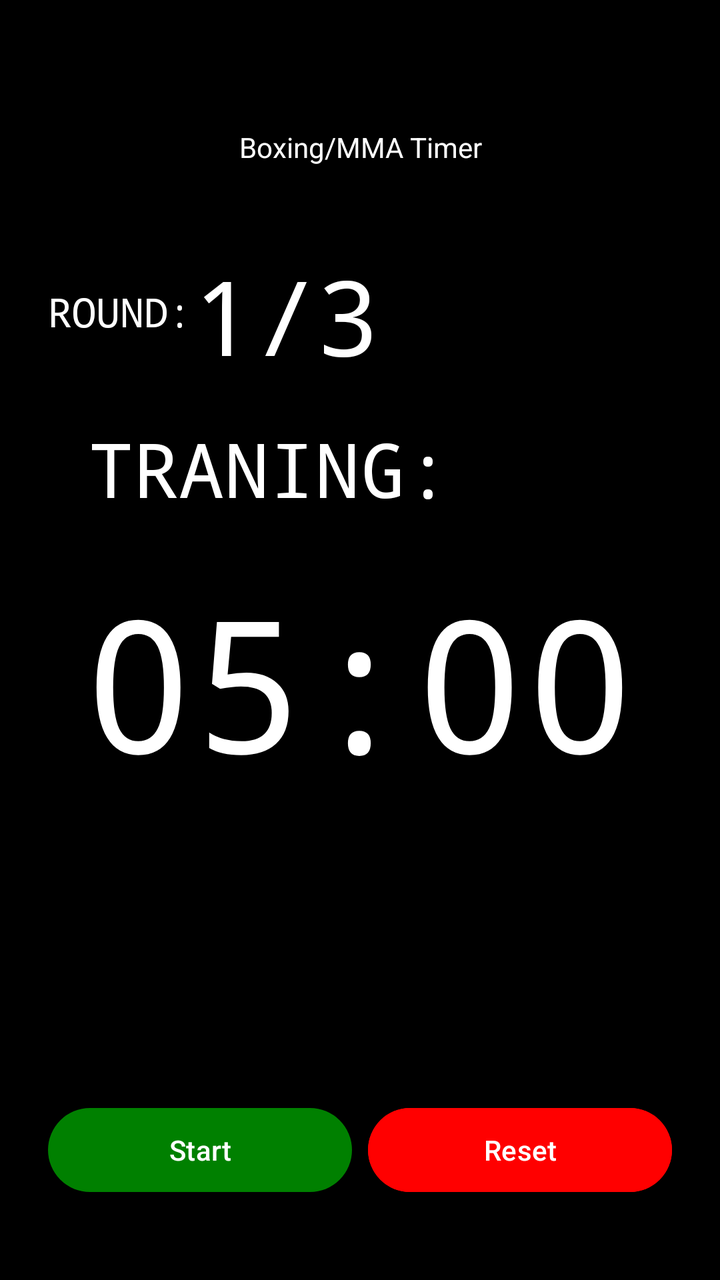
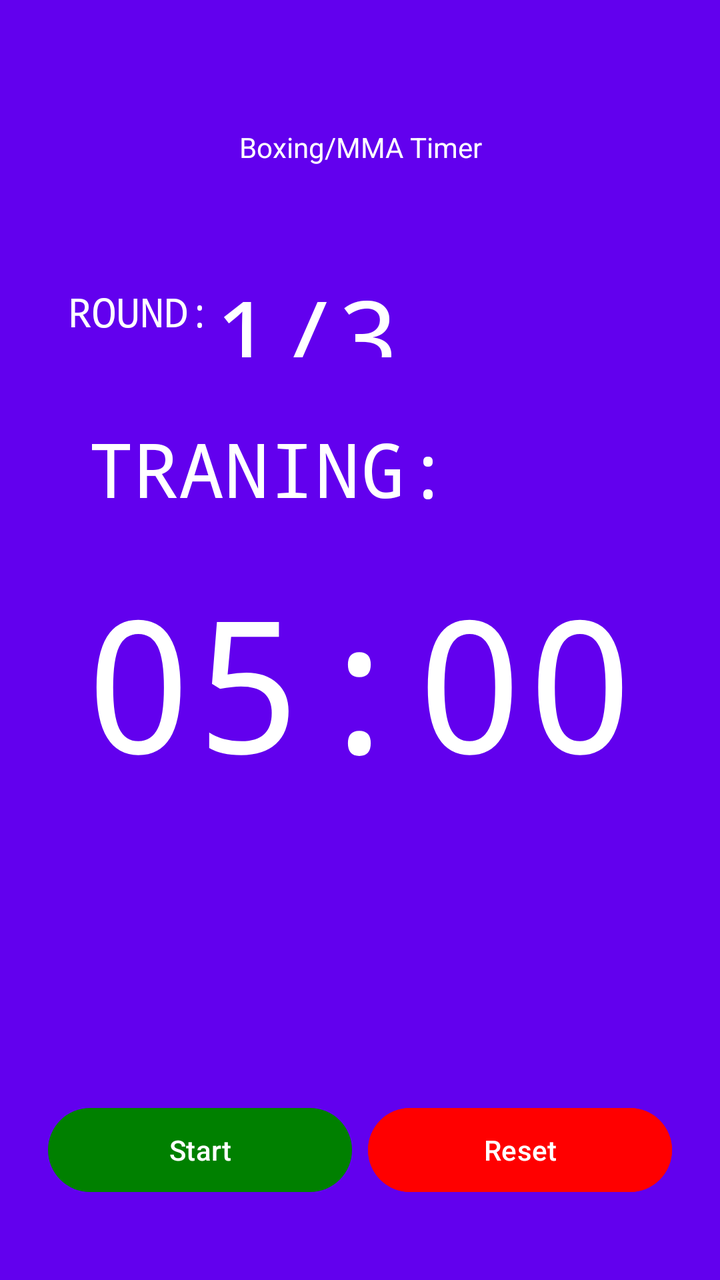

Before-and-after screenshots of an Android layout around one commit, followed by the original layout XML and the change that was made.
<!-- AndroidManifest.xml: application theme Theme.BoxTimer -->
<!-- res/layout/running_timer.xml -->
<?xml version="1.0" encoding="utf-8"?>
<LinearLayout
        xmlns:android="http://schemas.android.com/apk/res/android"
        xmlns:app="http://schemas.android.com/apk/res-auto"
        android:orientation="vertical"
        android:layout_width="match_parent"
        android:layout_height="match_parent"
        android:gravity="top"
        android:padding="24dp"
        android:background="@color/black">

    
    <include android:id="@+id/app_title_container"
             layout="@layout/app_title"/>

    
    <LinearLayout android:layout_width="match_parent"
                  android:layout_height="0dp"
                  android:orientation="horizontal"
                  android:layout_weight="2">
        
        <LinearLayout style="@style/RoundContainerStyle">
            <TextView android:id="@+id/rounds_left_text"
                      android:layout_width="wrap_content"
                      android:layout_height="wrap_content"
                      android:layout_gravity="center"
                      android:text="@string/rounds"
                      android:textSize="20sp"
                      android:fontFamily="monospace"
                      android:textColor="@color/white"/>
            <TextView
                    android:id="@+id/rounds_left"
                    android:layout_gravity="center_horizontal"
                    android:layout_width="wrap_content"
                    android:layout_height="wrap_content"
                    android:text="@string/roundsLeftDefault"
                    android:textSize="52sp"
                    android:fontFamily="monospace"
                    android:textColor="@color/white"/>
        </LinearLayout>
    </LinearLayout>


    
    <LinearLayout android:layout_width="match_parent"
                  android:layout_height="0dp"
                  android:orientation="vertical"
                  android:layout_gravity="top"
                  android:layout_weight="10">
        
        <LinearLayout android:id="@+id/rest_time_container"
                      style="@style/RunningTimerContainerStyle"
                      android:visibility="gone">
            <TextView android:id="@+id/rest_timer_left_text"
                      android:layout_width="wrap_content"
                      android:layout_height="wrap_content"
                      android:layout_gravity="center"
                      android:text="@string/rest_left"
                      android:textSize="38sp"
                      android:fontFamily="monospace"
                      android:textColor="@color/white"/>
            <TextView
                    android:id="@+id/rest_timer_left"
                    android:layout_gravity="center_horizontal"
                    android:layout_width="wrap_content"
                    android:layout_height="wrap_content"
                    android:text="@string/timer_default"
                    android:textSize="92sp"
                    android:fontFamily="monospace"
                    android:textColor="@color/white"/>
        </LinearLayout>

        
        <LinearLayout android:id="@+id/running_timer_container"
                      style="@style/RunningTimerContainerStyle">
            <TextView android:id="@+id/time_left_text"
                      android:padding="20sp"
                      android:layout_width="wrap_content"
                      android:layout_height="wrap_content"
                      android:layout_gravity="top"
                      android:maxLines="1"
                      android:text="@string/time_left"
                      android:textSize="38sp"
                      android:fontFamily="monospace"
                      android:textColor="@color/white"/>
            <TextView android:id="@+id/time_left"
                      android:layout_gravity="center_horizontal"
                      android:layout_width="wrap_content"
                      android:layout_height="wrap_content"
                      android:gravity="center"
                      android:text="@string/timer_default"
                      android:textSize="92sp"
                      android:fontFamily="monospace"
                      android:textColor="@color/white"/>
        </LinearLayout>

    </LinearLayout>

    
    <LinearLayout
            style="?android:attr/buttonBarStyle"
            android:orientation="horizontal"
            android:layout_width="match_parent"
            android:layout_height="0dp"
            android:layout_gravity="bottom"
            android:layout_marginTop="32dp"
            android:layout_weight="2">
        <Button android:id="@+id/start_button"
                android:layout_width="0dp"
                android:layout_height="50dp"
                android:layout_weight="1"
                android:layout_marginEnd="8dp"
                android:text="@string/start"
                android:textColor="@color/white"
                app:backgroundTint="@color/green"/>
        <Button android:id="@+id/pause_button"
                android:layout_width="0dp"
                android:layout_height="50dp"
                android:layout_weight="1"
                android:layout_marginEnd="8dp"
                android:text="@string/pause"
                android:visibility="gone"
                android:textColor="@color/black"
                app:backgroundTint="@color/yellow"/>
        <Button android:id="@+id/reset_button"
                android:layout_width="0dp"
                android:layout_height="50dp"
                android:layout_weight="1"
                android:textColor="@color/white"
                android:backgroundTint="@color/red"
                android:text="@string/reset"/>
    </LinearLayout>
</LinearLayout>
<!-- res/layout/app_title.xml (included above) -->
<?xml version="1.0" encoding="utf-8"?>
<TextView xmlns:android="http://schemas.android.com/apk/res/android"
          android:id="@+id/appTitle"
          android:layout_margin="30dp"
          android:padding="10dp"
          android:text="@string/app_name"
          android:textAlignment="center"
          android:layout_width="match_parent"
          android:layout_height="wrap_content"
          android:textColor="@color/white"
/>
<!-- resources referenced by this layout -->
<resources>
  <color name="black">#000000</color>
  <color name="green">#008000</color>
  <color name="red">#FF0000</color>
  <color name="white">#FFFFFF</color>
  <color name="yellow">#FFFF00</color>
  <string name="app_name">Boxing/MMA Timer</string>
  <string name="pause">Pause</string>
  <string name="reset">Reset</string>
  <string name="rest_left">Rest Left:</string>
  <string name="rounds">ROUND: </string>
  <string name="roundsLeftDefault">1/3</string>
  <string name="start">Start</string>
  <string name="time_left">TRANING:</string>
  <string name="timer_default">05:00</string>
  <style name="RoundContainerStyle">
          <item name="android:layout_width">wrap_content</item>
          <item name="android:layout_height">wrap_content</item>
          <item name="android:orientation">horizontal</item>
      </style>
  <style name="RunningTimerContainerStyle">
          <item name="android:layout_width">match_parent</item>
          <item name="android:layout_height">wrap_content</item>
          <item name="android:orientation">vertical</item>
          <item name="android:textAlignment">center</item>
          <item name="android:layout_gravity">center</item>
      </style>
  <style name="Theme.BoxTimer" parent="Base.Theme.BoxTimer" />
  <style name="Base.Theme.BoxTimer" parent="Theme.Material3.DayNight.NoActionBar">
          
          <item name="colorPrimary">@color/dark_purple</item>
      </style>
  <color name="dark_purple">#6200EE</color>
</resources>

<!-- the commit's change to res/layout/running_timer.xml (unified diff, before → after) -->
@@ -7,7 +7,7 @@
         android:layout_height="match_parent"
         android:gravity="top"
         android:padding="24dp"
-        android:background="@color/black">
+        android:background="@color/dark_purple">
 
     
     <include android:id="@+id/app_title_container"
@@ -16,6 +16,7 @@
     
     <LinearLayout android:layout_width="match_parent"
                   android:layout_height="0dp"
+                  android:padding="10sp"
                   android:orientation="horizontal"
                   android:layout_weight="2">
         
